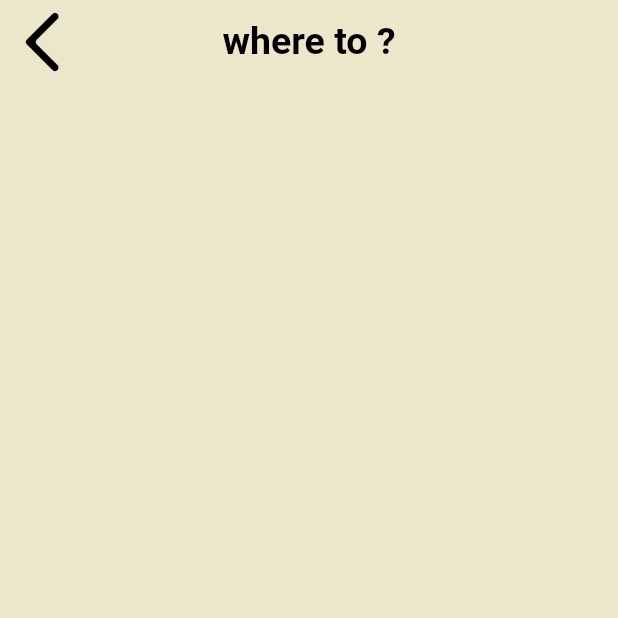
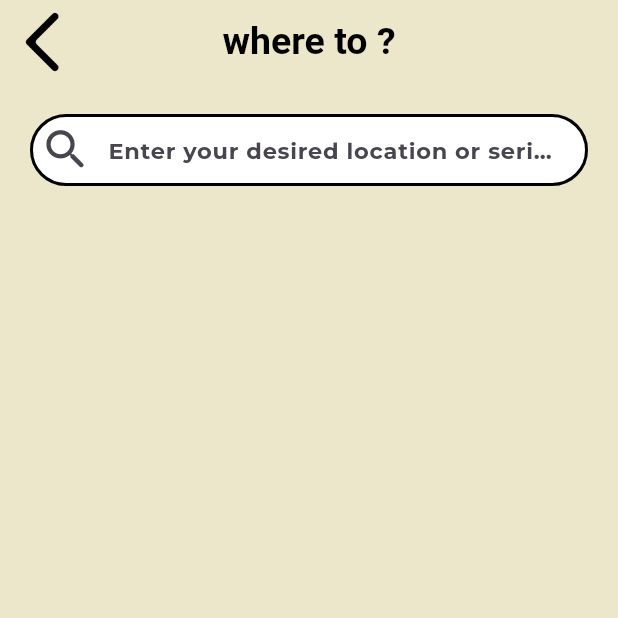
Before and after one commit to AbdulrahmanAbusnena/bentloos, a Flutter app: the SearchPage screen opened directly, on a phone screen of 412 x 824 dp, the top half of it. Run offline on Flutter 3.47's test engine with Material 3 defaults, Android fonts, the phone set to English and light mode, and no system bars; our stand-ins replace cloud_firestore, firebase_auth, firebase_core, google_fonts; accounts and stored records are empty.

Commit message:
git commit

```diff
--- a/lib/Components/search_homepage.dart
+++ b/lib/Components/search_homepage.dart
@@ -13,18 +13,15 @@ class _SearchHomepageState extends State<SearchHomepage> {
   Widget build(BuildContext context) {
     return Padding(
       //padding: const EdgeInsets.symmetric(horizontal: 25, vertical: 15),
-      padding: const EdgeInsets.all(25),
+      padding: const EdgeInsets.all(20),
       child: Container(
-        margin: const EdgeInsets.only(
-          top: 15,
-        ),
         decoration: BoxDecoration(
           borderRadius: BorderRadius.circular(40),
           boxShadow: const [
             BoxShadow(
               color: Color(0xff4b4b4b),
-              //   blurRadius: 10,
-              spreadRadius: 0.0,
+              //  blurRadius: 10,
+              //  spreadRadius: 0.0,
             ),
           ],
         ),
@@ -41,11 +38,14 @@ class _SearchHomepageState extends State<SearchHomepage> {
             hoverColor: Colors.black,
             border: InputBorder.none,
             contentPadding: const EdgeInsets.symmetric(
-              vertical: 15,
+              // vertical: 15,
               horizontal: 20,
             ),
             enabledBorder: OutlineInputBorder(
-              borderSide: BorderSide.none,
+              borderSide: const BorderSide(
+                color: Colors.black,
+                width: 2,
+              ),
               borderRadius: BorderRadius.circular(30),
             ),
             focusedBorder: OutlineInputBorder(
--- a/lib/Components/text_control.dart
+++ b/lib/Components/text_control.dart
@@ -50,7 +50,7 @@ class _TextControlState extends State<TextControl> {
               GestureDetector(
                 onTap: widget.onTap,
                 child: Icon(
-                  Icons.settings,
+                  Icons.settings_outlined,
                   size: size.w(6),
                 ),
               ),
--- a/lib/Pages/search_page.dart
+++ b/lib/Pages/search_page.dart
@@ -1,3 +1,4 @@
+import 'package:bentlos/Components/search_homepage.dart';
 import 'package:flutter/material.dart';
 import 'package:google_fonts/google_fonts.dart';
 
@@ -32,6 +33,11 @@ class _SearchPageState extends State<SearchPage> {
           ),
         ),
       ),
+      body: const Column(
+        children: [
+          SearchHomepage(),
+        ],
+      ),
     );
   }
 }
```
